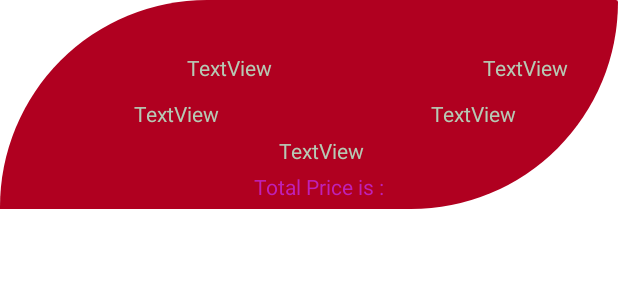
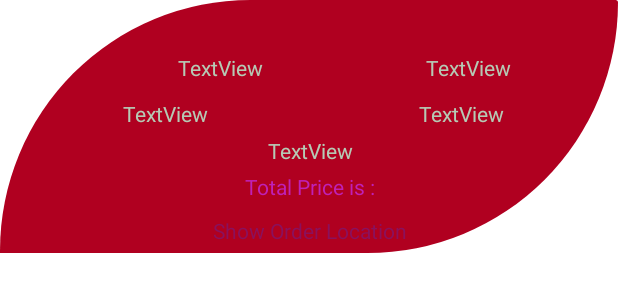
Before and after one commit to ashehata277/Resturant-ServerSide, an Android app: the layout orderitem2.xml on its own in the app's theme, with its tools: preview values and no code run, on a phone screen of 412 x 824 dp. Shown: the top 300 px of the screen. Run offline under Robolectric (Android 15) with nearby library versions, the phone set to English and light mode, and no system bars.

Commit message:
added new Feature for server side (Maps Api) and know orders Location

```diff
--- a/app/build.gradle
+++ b/app/build.gradle
@@ -32,6 +32,7 @@ dependencies {
     implementation 'com.google.android.material:material:1.2.1'
     implementation 'androidx.constraintlayout:constraintlayout:2.0.4'
     implementation 'com.google.firebase:firebase-messaging:21.0.1'
+    implementation 'com.google.android.gms:play-services-maps:17.0.0'
     testImplementation 'junit:junit:4.+'
     androidTestImplementation 'androidx.test.ext:junit:1.1.2'
     androidTestImplementation 'androidx.test.espresso:espresso-core:3.3.0'
--- a/app/src/main/res/layout/orderitem2.xml
+++ b/app/src/main/res/layout/orderitem2.xml
@@ -5,11 +5,10 @@
     android:id="@+id/linearLayout2"
     android:layout_width="match_parent"
     android:layout_height="wrap_content"
+    android:layout_alignParentLeft="true"
+    android:layout_alignParentEnd="true"
     android:background="@drawable/ordersback"
-    android:orientation="vertical"
-    android:layout_alignParentEnd="true"
-    android:layout_alignParentLeft="true"
-    >
+    android:orientation="vertical">
 
     <TextView
         android:id="@+id/OrderCode"
@@ -30,8 +29,8 @@
         android:layout_width="119dp"
         android:layout_height="32dp"
         android:layout_marginTop="29dp"
-        android:layout_marginEnd="2dp"
-        android:gravity="center"
+        android:layout_marginEnd="15dp"
+        android:gravity="start|center_vertical"
         android:text="TextView"
         android:textColor="#B6CAB5"
         app:layout_constraintBottom_toTopOf="@+id/Date"
@@ -56,6 +55,7 @@
         android:id="@+id/Date"
         android:layout_width="192dp"
         android:layout_height="29dp"
+        android:layout_marginEnd="15dp"
         android:gravity="center"
         android:text="TextView"
         android:textColor="#B6CAB5"
@@ -69,6 +69,7 @@
         android:layout_width="392dp"
         android:layout_height="wrap_content"
         android:layout_marginStart="16dp"
+        android:layout_marginEnd="15dp"
         android:gravity="center"
         android:text="TextView"
         android:textColor="#B6CAB5"
@@ -82,12 +83,28 @@
         android:layout_width="391dp"
         android:layout_height="29dp"
         android:layout_marginStart="16dp"
-        android:layout_marginEnd="4dp"
+        android:layout_marginEnd="15dp"
         android:gravity="center"
         android:text="@string/total_price_is"
         android:textColor="#BF21B7"
+        app:layout_constraintBottom_toTopOf="@+id/locationorder"
         app:layout_constraintEnd_toEndOf="parent"
         app:layout_constraintStart_toStartOf="parent"
         app:layout_constraintTop_toBottomOf="@+id/Order" />
 
+    <TextView
+        android:id="@+id/locationorder"
+        android:layout_width="391dp"
+        android:layout_height="29dp"
+        android:layout_marginStart="16dp"
+        android:layout_marginEnd="15dp"
+        android:gravity="center"
+        android:text="Show Order Location"
+        android:textColor="#8A115D"
+        app:layout_constraintBottom_toBottomOf="parent"
+        app:layout_constraintEnd_toEndOf="parent"
+        app:layout_constraintHorizontal_bias="0.545"
+        app:layout_constraintStart_toStartOf="parent"
+        app:layout_constraintTop_toBottomOf="@+id/Price" />
+
 </androidx.constraintlayout.widget.ConstraintLayout>
--- a/app/src/main/res/values/strings.xml
+++ b/app/src/main/res/values/strings.xml
@@ -10,5 +10,6 @@
     <string name="refused">Refused</string>
     <string name="accepted">Accepted</string>
     <string name="change_date">Change date</string>
+    <string name="title_activity_location">Map</string>
 
 </resources>
```
Also changed, not shown: app/src/debug/res/values/google_maps_api.xml (added, +24 -0 lines), app/src/main/AndroidManifest.xml (+22 -0 lines), app/src/main/java/com/example/chatfirebase/Location.java (added, +38 -0 lines), app/src/main/java/com/example/chatfirebase/MainActivity.java (+14 -0 lines), app/src/main/java/com/example/chatfirebase/OldOrders.java (+16 -2 lines), app/src/main/java/com/example/chatfirebase/OrderItem.java (+14 -1 lines), app/src/main/res/layout/activity_location.xml (added, +9 -0 lines), app/src/main/res/layout/orderitem.xml (+21 -6 lines), 1 other file.
